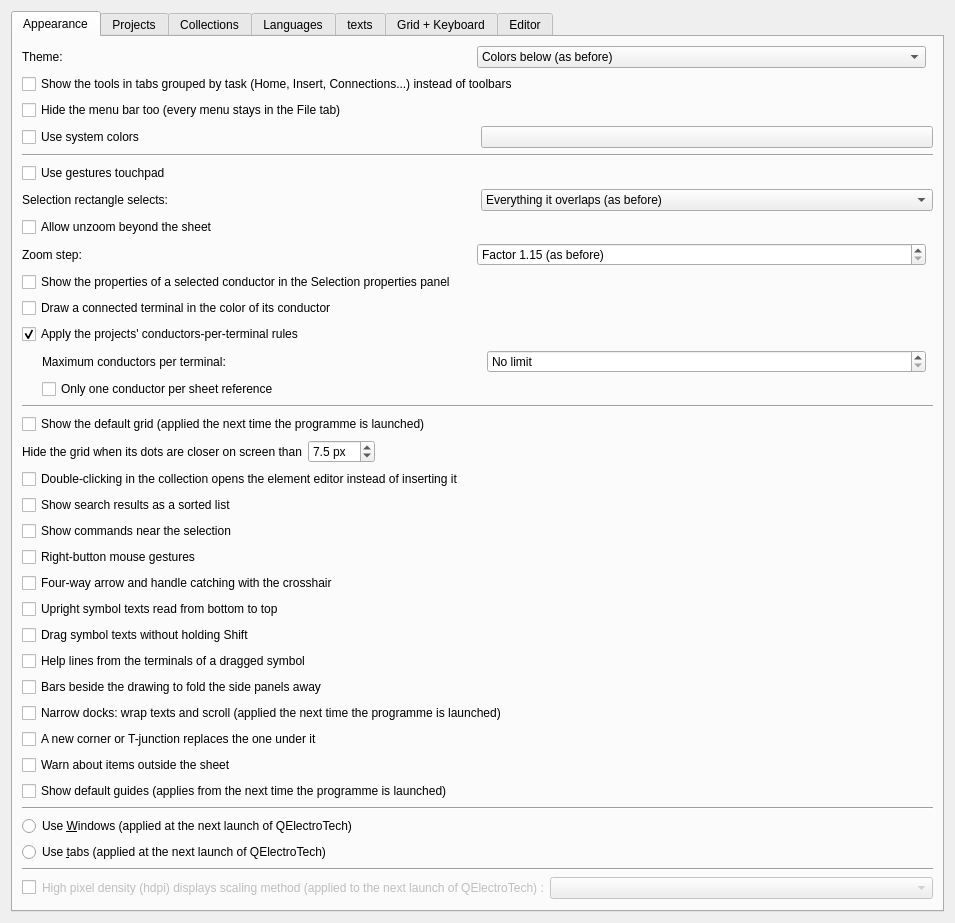
The window that sources/ui/configpage/generalconfigurationpage.ui (Brandix97/FaseCAD) describes before a commit, drawn with Qt 5.
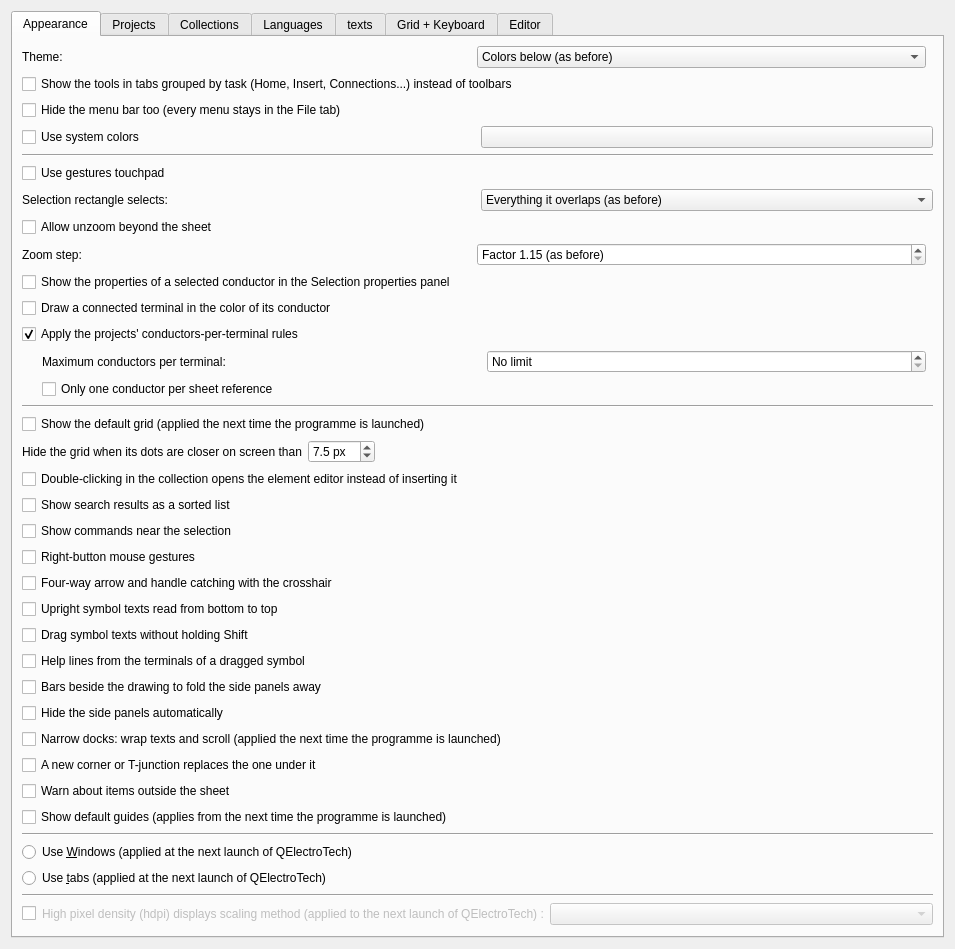
The same window after the commit. Custom widgets are drawn as their Qt base class.

Commit message: Add part data texts, terminal sides, contact mirror tab and folding panels

Patch:
```diff
--- a/sources/ui/configpage/generalconfigurationpage.ui
+++ b/sources/ui/configpage/generalconfigurationpage.ui
@@ -447,6 +447,16 @@
           </property>
          </widget>
         </item>
+        <item>
+        <widget class="QCheckBox" name="m_autohide_docks_cb">
+         <property name="toolTip">
+          <string>A side panel folds into a tab along the edge of the window and slides out when the mouse rests on it; its pin keeps it open</string>
+         </property>
+         <property name="text">
+          <string>Hide the side panels automatically</string>
+          </property>
+         </widget>
+        </item>
         <item>
         <widget class="QCheckBox" name="m_narrow_docks_cb">
          <property name="toolTip">
```
The commit also changes 87 other files.
